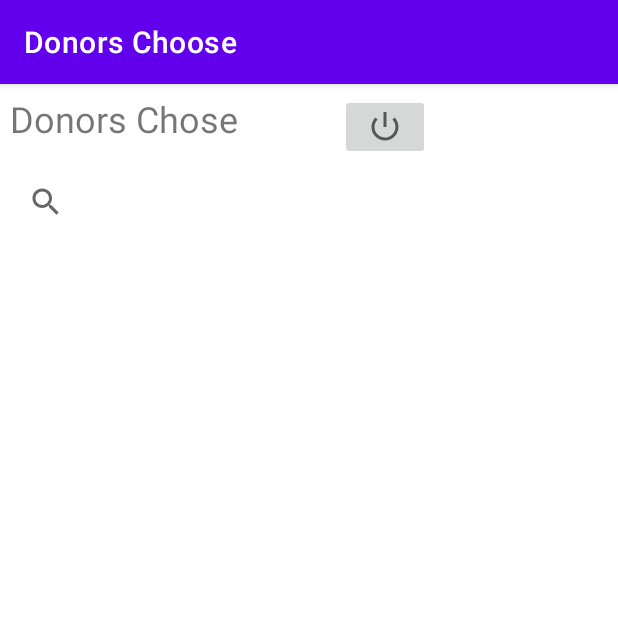
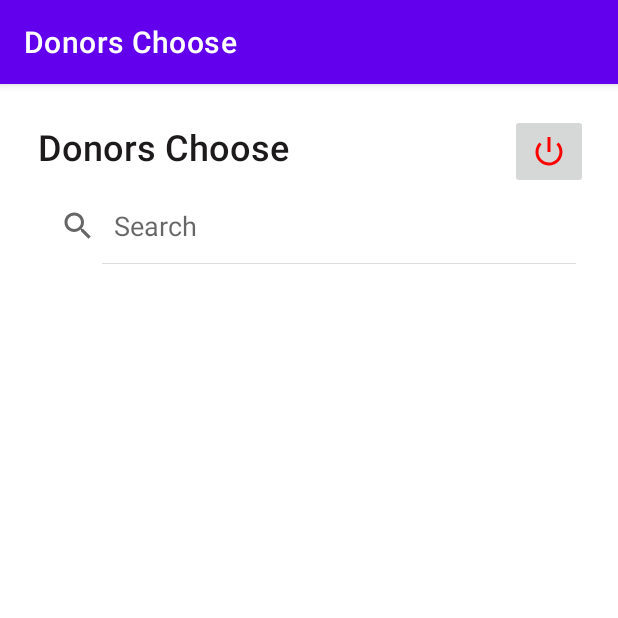
Before and after one commit to chocolatekhan/DonorsChoose, an Android app: the Home screen opened directly, with no data from a screen before it, on a phone screen of 412 x 824 dp, the top half of it. Run offline under Robolectric (Android 15) with nearby library versions, the phone set to English and light mode, and no system bars; our stand-ins replace Firebase (no records; nobody signed in at launch, a user with empty details on screens opened directly).

Commit message:
Added search functions.
Added functions to search for charities by name and tag to homepage.
Added cardview layout for search results.

```diff
--- a/app/build.gradle
+++ b/app/build.gradle
@@ -35,10 +35,12 @@ dependencies {
     implementation 'androidx.appcompat:appcompat:1.2.0'
     implementation 'com.google.android.material:material:1.2.1'
     implementation 'androidx.constraintlayout:constraintlayout:2.0.4'
-    implementation 'com.google.firebase:firebase-auth:19.2.0'
+    implementation 'com.google.firebase:firebase-auth:20.0.1'
     implementation 'com.google.firebase:firebase-firestore:22.0.1'
     implementation 'com.android.support:multidex:1.0.3'
-    testImplementation 'junit:junit:4.+'
+    implementation 'androidx.cardview:cardview:1.0.0'
+    implementation "androidx.recyclerview:recyclerview:1.1.0"
+    testImplementation 'junit:junit:4.13.1'
     androidTestImplementation 'androidx.test.ext:junit:1.1.2'
     androidTestImplementation 'androidx.test.espresso:espresso-core:3.3.0'
 }
--- a/app/src/main/AndroidManifest.xml
+++ b/app/src/main/AndroidManifest.xml
@@ -9,7 +9,7 @@
         android:roundIcon="@mipmap/ic_launcher_round"
         android:supportsRtl="true"
         android:theme="@style/Theme.DonorsChoose">
-        <activity android:name=".Home"></activity>
+        <activity android:name=".Home"/>
         <activity android:name=".Registration" />
         <activity android:name=".Login">
             <intent-filter>
--- a/app/src/main/res/layout/activity_home.xml
+++ b/app/src/main/res/layout/activity_home.xml
@@ -4,51 +4,68 @@
     xmlns:tools="http://schemas.android.com/tools"
     android:layout_width="match_parent"
     android:layout_height="match_parent"
+    android:padding="20dp"
     tools:context=".Home">
 
-    <TableLayout
+    <TableRow
+        android:id="@+id/tableRow"
         android:layout_width="match_parent"
-        android:layout_height="match_parent"
-        android:layout_margin="10px"
-        tools:layout_editor_absoluteX="204dp"
-        tools:layout_editor_absoluteY="265dp">
-
-        <TableRow
-            android:layout_width="match_parent"
-            android:layout_height="match_parent">
+        android:layout_height="wrap_content"
+        app:layout_constraintTop_toTopOf="parent"
+        tools:layout_editor_absoluteX="20dp">
 
         <TextView
             android:id="@+id/textView2"
-                android:layout_width="220dp"
-                android:layout_height="match_parent"
-                android:text="Donors Chose"
-                android:textSize="24sp" />
+            android:layout_width="wrap_content"
+            android:layout_height="50dp"
+            android:layout_gravity="center_vertical"
+            android:layout_weight="100"
+            android:fontFamily="sans-serif-medium"
+            android:padding="5dp"
+            android:text="Donors Choose"
+            android:textColor="#1C1A1A"
+            android:textSize="24sp"
+            android:typeface="sans" />
 
         <ImageButton
             android:id="@+id/imageButton"
-                android:layout_width="60dp"
-                android:layout_height="wrap_content"
+            style="@style/Widget.AppCompat.ImageButton"
+            android:layout_width="50dp"
+            android:layout_height="50dp"
+            android:layout_gravity="center|center_vertical"
+            android:layout_weight="1"
             android:onClick="logout"
+            android:tint="#FF0000"
             app:srcCompat="@android:drawable/ic_lock_power_off" />
     </TableRow>
 
-        <TableRow
+    <SearchView
+        android:id="@+id/searchBar"
         android:layout_width="match_parent"
-            android:layout_height="match_parent">
+        android:layout_height="50dp"
+        android:iconifiedByDefault="false"
+        android:queryHint="Search"
+        app:layout_constraintStart_toStartOf="parent"
+        app:layout_constraintTop_toBottomOf="@+id/tableRow"
+        app:searchIcon="@null" />
 
-            <SearchView
+    <ScrollView
         android:layout_width="match_parent"
-                android:layout_height="56dp"
-                android:layout_span="2" />
-        </TableRow>
+        android:layout_height="0dp"
+        android:scrollbars="none"
+        app:layout_constraintBottom_toBottomOf="parent"
+        app:layout_constraintStart_toStartOf="parent"
+        app:layout_constraintTop_toBottomOf="@id/searchBar">
 
-        <TableRow
+        <LinearLayout
+            android:id="@+id/relativeLayout"
             android:layout_width="match_parent"
-            android:layout_height="match_parent" />
+            android:layout_height="wrap_content"
+            android:isScrollContainer="false"
+            android:orientation="vertical"
+            android:paddingTop="10dp">
 
-        <TableRow
-            android:layout_width="match_parent"
-            android:layout_height="match_parent" />
-    </TableLayout>
+        </LinearLayout>
+    </ScrollView>
 
 </androidx.constraintlayout.widget.ConstraintLayout>
```
Also changed, not shown: app/src/main/java/com/example/donorschoose/Home.java (+134 -0 lines). Lines whose indentation alone changed are shown as unchanged.
